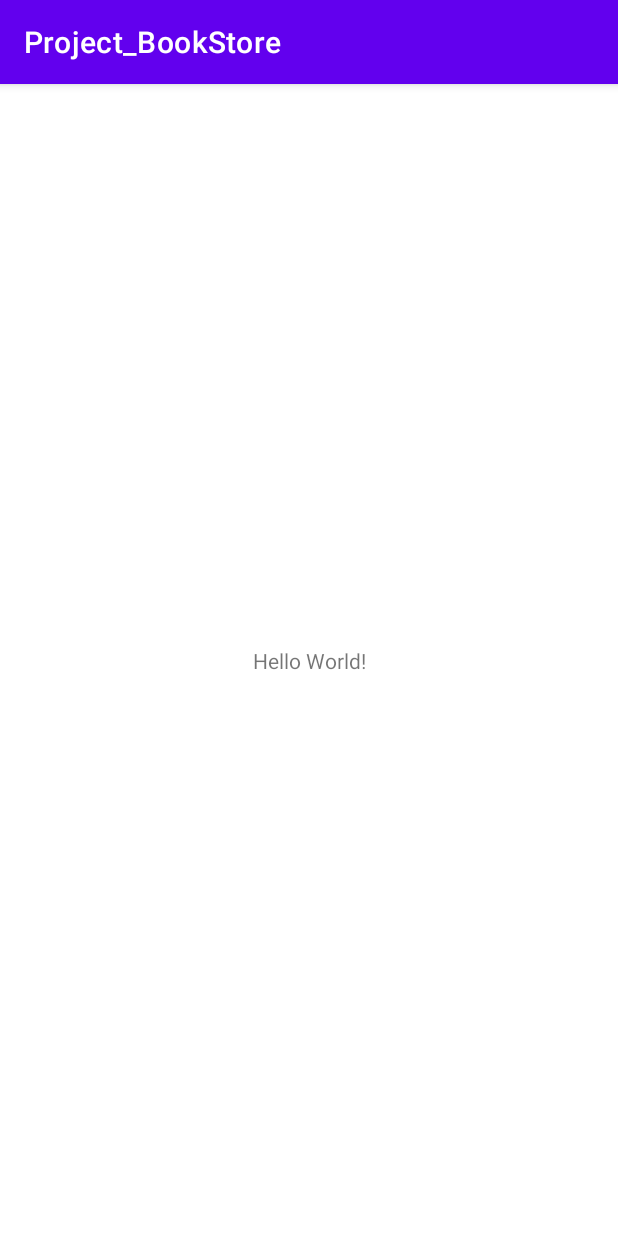
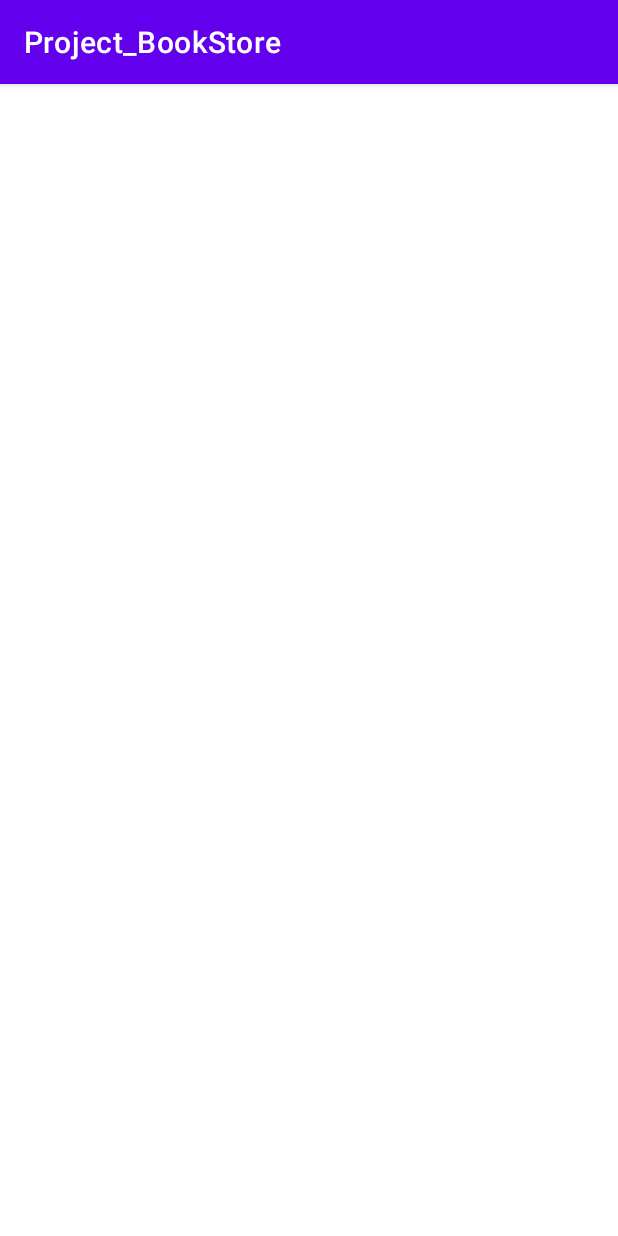
Before and after one commit to AbdulSalamGhazal/MB-BookStore, an Android app: the screen it shows after launch (MainActivity), on a phone screen of 412 x 824 dp. Run offline under Robolectric (Android 15) with nearby library versions, the phone set to English and light mode, and no system bars.

```diff
--- a/app/src/main/res/layout/activity_main.xml
+++ b/app/src/main/res/layout/activity_main.xml
@@ -6,13 +6,5 @@
     android:layout_height="match_parent"
     tools:context=".MainActivity">
 
-    <TextView
-        android:layout_width="wrap_content"
-        android:layout_height="wrap_content"
-        android:text="Hello World!"
-        app:layout_constraintBottom_toBottomOf="parent"
-        app:layout_constraintEnd_toEndOf="parent"
-        app:layout_constraintStart_toStartOf="parent"
-        app:layout_constraintTop_toTopOf="parent" />
 
 </androidx.constraintlayout.widget.ConstraintLayout>
```
Also changed, not shown: app/src/main/java/com/example/project_bookstore/MainActivity.java (+10 -0 lines), 1 other file.
